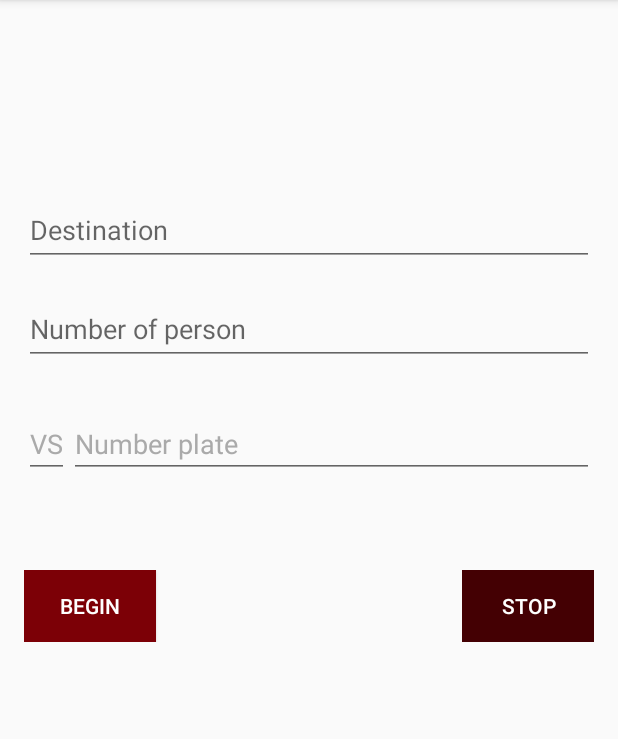
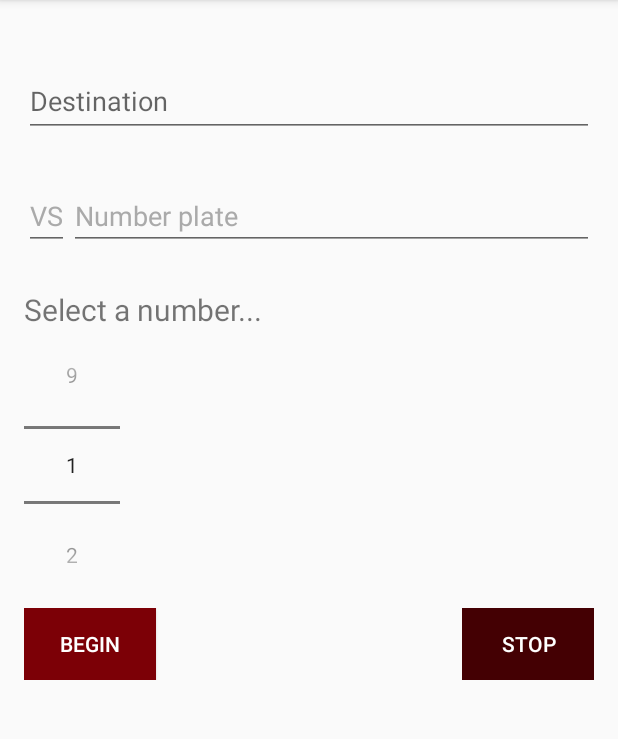
Before and after one commit to Idylx/Higiv-Android-App, an Android app: the fragment TravelCreateFragment shown on its own in the app's theme, on a phone screen of 412 x 824 dp, the part 84-823 px from its top. Run offline under Robolectric (Android 15) with nearby library versions, the light colour scheme and no system bars; our stand-ins replace Firebase (no records; nobody signed in at launch, a user with empty details on screens opened directly); 1 statement that could not run was skipped.

Commit message:
NumberPicker
Add the numberpicker to chose how many people take a ride in the driver's car

```diff
--- a/app/src/main/java/ch/hes/it/higiv/TravelCreateFragment.java
+++ b/app/src/main/java/ch/hes/it/higiv/TravelCreateFragment.java
@@ -12,6 +12,7 @@ import android.view.View;
 import android.view.ViewGroup;
 import android.widget.Button;
 import android.widget.EditText;
+import android.widget.NumberPicker;
 import android.widget.Toast;
 
 import com.google.android.gms.tasks.OnCompleteListener;
@@ -33,18 +34,20 @@ public class TravelCreateFragment extends Fragment {
     private DatabaseReference mDatabaseReference = FirebaseDatabase.getInstance().getReference();
     //Access the current user
     private FirebaseUser user = FirebaseAuth.getInstance().getCurrentUser();
-    private EditText inputDestination, inputPlateNumberSate, inputPlateNumber, inputNbPersons;
+    private EditText inputDestination, inputPlateNumberSate, inputPlateNumber;
+    private NumberPicker inputNbPersons;
     private Button btnBeginTravel, btnStopTravel, btnSendAlert;
     //Object Travel to save into Firebase
     private Travel travel;
     //States possible in Switzerland
-    private ArrayList<String> states = new ArrayList<String>(){{
+    private final ArrayList<String> states = new ArrayList<String>() {{
         add("AG"); add("AI");add("AR");add("BE");add("BL");add("BS");
         add("FR"); add("GE");add("GL");add("GR");add("JU");add("LU");
         add("NE"); add("NW");add("OW");add("SG");add("SH");add("SO");
         add("SZ"); add("TG");add("TI");add("UR");add("VD");add("VS");
         add("ZG"); add("ZH");add("CD");
     }};
+    private int nbPerson;
 
     @Override
     public View onCreateView(LayoutInflater inflater, final ViewGroup container,
@@ -55,10 +58,25 @@ public class TravelCreateFragment extends Fragment {
         inputDestination = (EditText) rootView.findViewById(R.id.destination);
         inputPlateNumberSate = (EditText) rootView.findViewById(R.id.plate_number_state);
         inputPlateNumber = (EditText) rootView.findViewById(R.id.plate_number);
-        inputNbPersons = (EditText) rootView.findViewById(R.id.number_of_places);
+        //inputNbPersons = (EditText) rootView.findViewById(R.id.number_of_places);
+        inputNbPersons = (NumberPicker) rootView.findViewById(R.id.number_of_places);
         btnBeginTravel = (Button) rootView.findViewById(R.id.btn_begin_travel);
         btnStopTravel = (Button) rootView.findViewById(R.id.btn_stop_travel);
         btnSendAlert = (Button) rootView.findViewById(R.id.btn_send_alert);
+
+        //Set min max values for the NumberPicker
+        inputNbPersons.setMinValue(1);
+        inputNbPersons.setMaxValue(9);
+        inputNbPersons.setWrapSelectorWheel(true);
+
+        //Set a value change listener for NumberPicker
+        inputNbPersons.setOnValueChangedListener(new NumberPicker.OnValueChangeListener() {
+            @Override
+            public void onValueChange(NumberPicker picker, int oldVal, int newVal){
+                //Get the newly selected number from picker
+                nbPerson = newVal ;
+            }
+        });
 
         //Hide the send alert button when we launch the fragment
         btnSendAlert.setVisibility(View.GONE);
@@ -109,18 +127,19 @@ public class TravelCreateFragment extends Fragment {
                     inputPlateNumber.requestFocus();
                     return;
                 }
-
+/*
                 if (TextUtils.isEmpty(inputNbPersons.getText())) {
                     Toast.makeText(getActivity(), R.string.enter_nb_person, Toast.LENGTH_SHORT).show();
                     inputNbPersons.requestFocus();
                     return;
                 }
-
+*/
                 //Creation of the object Travel
                 travel = new Travel(inputDestination.getText().toString(),
                         inputPlateNumberSate.getText().toString(),
                         Integer.parseInt(inputPlateNumber.getText().toString()),
-                        Integer.parseInt(inputNbPersons.getText().toString()),
+                        //Integer.parseInt(inputNbPersons.getText().toString()),
+                        nbPerson,
                         user.getUid()
                 );
 
--- a/app/src/main/res/layout/fragment_travel_create.xml
+++ b/app/src/main/res/layout/fragment_travel_create.xml
@@ -8,7 +8,6 @@
     <LinearLayout
         android:layout_width="fill_parent"
         android:layout_height="489dp"
-        android:layout_marginTop="30dp"
         android:gravity="center"
         android:orientation="vertical"
         android:padding="@dimen/activity_horizontal_margin">
@@ -25,23 +24,6 @@
                 android:layout_marginBottom="10dp"
                 android:hint="@string/destination"
                 android:inputType="textCapSentences"
-                android:textColor="@android:color/black"
-                android:textColorHint="@android:color/darker_gray" />
-
-        </android.support.design.widget.TextInputLayout>
-
-        <android.support.design.widget.TextInputLayout
-            android:layout_width="match_parent"
-            android:layout_height="wrap_content">
-
-            <EditText
-                android:id="@+id/number_of_places"
-                android:layout_width="match_parent"
-                android:layout_height="wrap_content"
-                android:layout_marginTop="20dp"
-                android:layout_marginBottom="10dp"
-                android:hint="@string/number_of_person"
-                android:inputType="number"
                 android:textColor="@android:color/black"
                 android:textColorHint="@android:color/darker_gray" />
 
@@ -74,7 +56,6 @@
                 android:layout_width="match_parent"
                 android:layout_height="wrap_content"
                 android:layout_marginTop="20dp"
-                android:layout_marginBottom="10dp"
                 android:maxLength="6"
                 android:hint="@string/plate_number"
                 android:inputType="number"
@@ -83,10 +64,43 @@
 
         </LinearLayout>
 
+        <android.support.design.widget.TextInputLayout
+            android:layout_width="match_parent"
+            android:layout_height="wrap_content">
+
+            <!--
+                        <EditText
+                            android:id="@+id/number_of_places"
+                            android:layout_width="match_parent"
+                            android:layout_height="wrap_content"
+                            android:layout_marginTop="20dp"
+                            android:layout_marginBottom="10dp"
+                            android:hint="@string/number_of_person"
+                            android:inputType="number"
+                            android:textColor="@android:color/black"
+                            android:textColorHint="@android:color/darker_gray" />
+            -->
+
+            <TextView
+                android:id="@+id/tv"
+                android:layout_width="wrap_content"
+                android:layout_height="wrap_content"
+                android:textSize="20dp"
+                android:text="Select a number..."
+                />
+
+            <NumberPicker
+                android:id="@+id/number_of_places"
+                android:layout_width="wrap_content"
+                android:layout_height="wrap_content"
+                />
+
+        </android.support.design.widget.TextInputLayout>
+
         <RelativeLayout xmlns:android="http://schemas.android.com/apk/res/android"
             android:layout_width="fill_parent"
             android:layout_height="wrap_content"
-            android:layout_marginTop="35dp"
+            android:layout_marginTop="5dp"
             android:orientation="horizontal" >
 
             <Button
```
